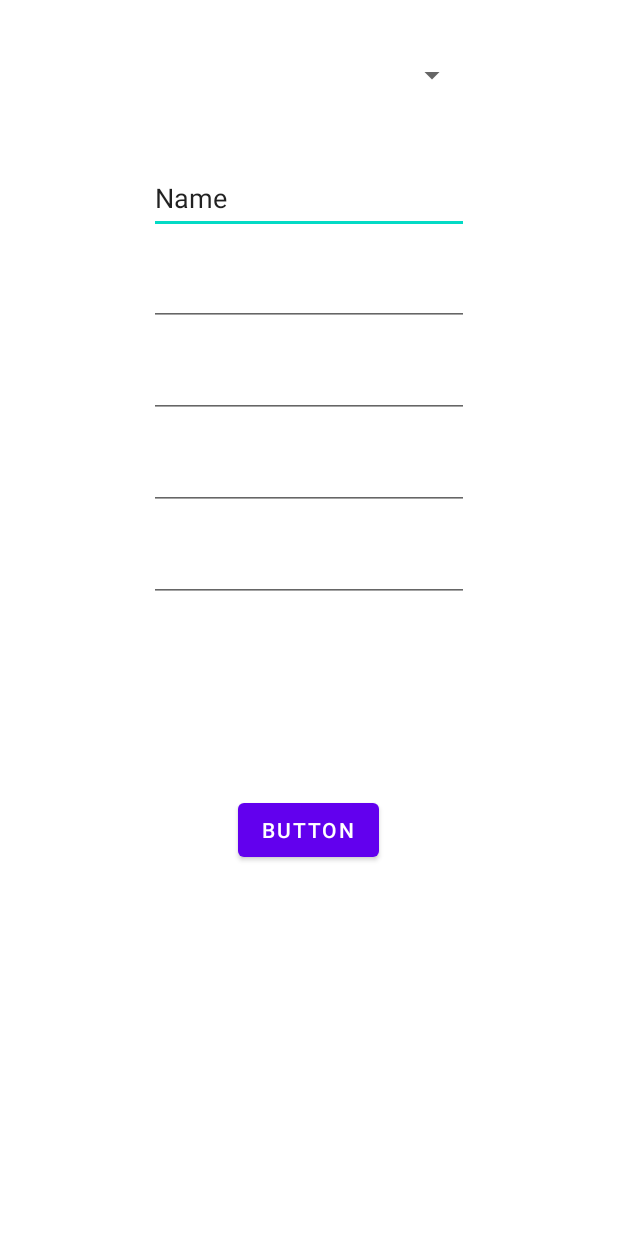
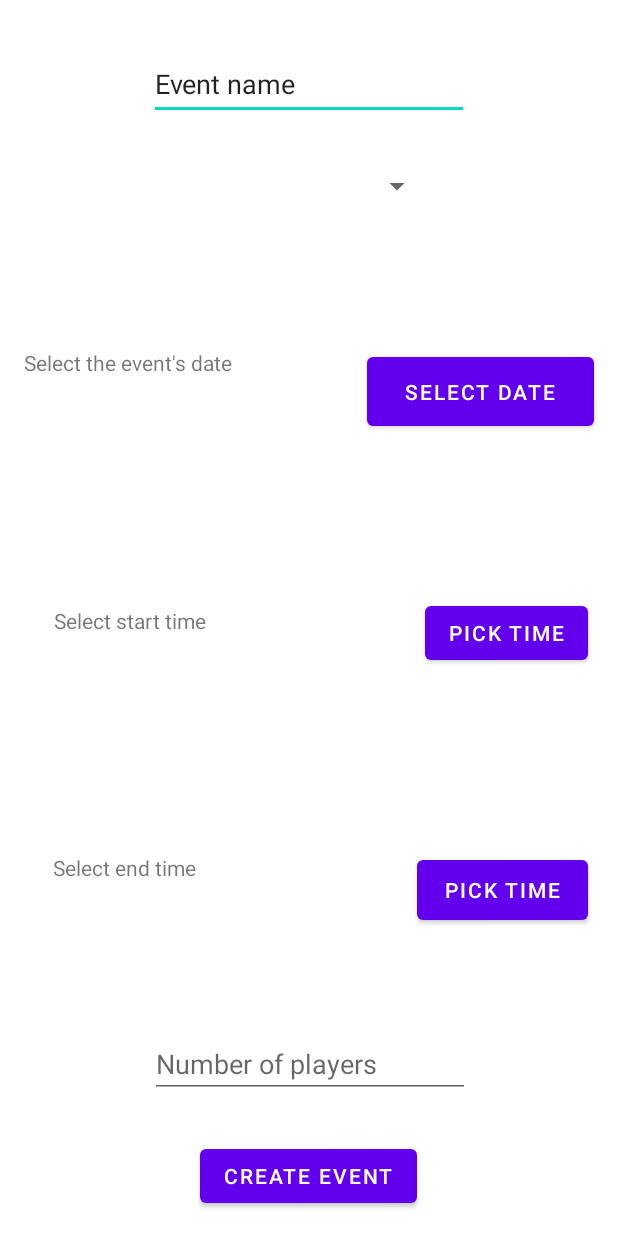
Before and after one commit to CodeMakesMeHowell/GameTime, an Android app: the layout activity_schedule_event.xml on its own in the app's theme, with its tools: preview values and no code run, on a phone screen of 412 x 824 dp. Run offline under Robolectric (Android 15) with nearby library versions, the phone set to English and light mode, and no system bars.

Commit message:
connect schedule event activity to database

```diff
--- a/app/src/main/java/com/example/gametime/firebase/FirebaseCustomerStrategy.java
+++ b/app/src/main/java/com/example/gametime/firebase/FirebaseCustomerStrategy.java
@@ -45,7 +45,8 @@ public class FirebaseCustomerStrategy extends FirebaseCustomerBehavior {
 
     @Override
     public void scheduleEvent(Venue venue, Event event) throws GTFirebaseException {
-        //TODO
+        DatabaseReference ref = db.getReference(FirebaseDBPaths.EVENTS.getPath());
+        ref.child(event.toUIDString()).setValue(event);
     }
 
     private void getEventByID(String id){
--- a/app/src/main/java/com/example/gametime/model/Event.java
+++ b/app/src/main/java/com/example/gametime/model/Event.java
@@ -22,14 +22,18 @@ public class Event implements Comparable<Event>{
         end_time = "";
         venue = "";
         num_players = -1;
+        activity = "";
     }
-    public Event(String name, String start_time, String end_time, String venue, int num_players){
+    public Event(String name, String start_time, String end_time, String venue, int num_players,
+                 String activity, ArrayList<User> users){
         this.name = name;
         this.start_time = start_time;
         this.end_time = end_time;
         this.venue = venue;
         this.num_players = num_players;
         this.users =new ArrayList<User>();
+        this.activity = activity;
+        this.users = users;
     }
 
     public int getNum_players(){
--- a/app/src/main/res/layout/activity_schedule_event.xml
+++ b/app/src/main/res/layout/activity_schedule_event.xml
@@ -6,15 +6,13 @@
     android:layout_height="match_parent">
 
     <Spinner
-        android:id="@+id/spinner"
-        android:layout_width="211dp"
-        android:layout_height="52dp"
-        android:layout_marginStart="16dp"
-        android:layout_marginTop="24dp"
-        android:layout_marginEnd="16dp"
+        android:id="@+id/activity_type_spinner"
+        android:layout_width="165dp"
+        android:layout_height="56dp"
+        android:layout_marginTop="16dp"
         app:layout_constraintEnd_toEndOf="parent"
         app:layout_constraintStart_toStartOf="parent"
-        app:layout_constraintTop_toTopOf="parent"
+        app:layout_constraintTop_toBottomOf="@+id/EventName"
         tools:ignore="SpeakableTextPresentCheck" />
 
     <EditText
@@ -23,66 +21,108 @@
         android:layout_height="wrap_content"
         android:layout_marginTop="32dp"
         android:ems="10"
+        android:hint="@string/event_name_placeholder"
         android:inputType="textPersonName"
         android:minHeight="48dp"
-        android:text="Name"
+        android:text="@string/event_name_placeholder"
         app:layout_constraintEnd_toEndOf="parent"
         app:layout_constraintStart_toStartOf="parent"
-        app:layout_constraintTop_toBottomOf="@+id/spinner" />
-
-    <EditText
-        android:id="@+id/date"
-        android:layout_width="wrap_content"
-        android:layout_height="wrap_content"
-        android:layout_marginTop="16dp"
-        android:ems="10"
-        android:inputType="date"
-        app:layout_constraintEnd_toEndOf="parent"
-        app:layout_constraintStart_toStartOf="parent"
-        app:layout_constraintTop_toBottomOf="@+id/EventName" />
-
-    <EditText
-        android:id="@+id/startTime"
-        android:layout_width="wrap_content"
-        android:layout_height="wrap_content"
-        android:layout_marginTop="16dp"
-        android:ems="10"
-        android:inputType="time"
-        app:layout_constraintEnd_toEndOf="parent"
-        app:layout_constraintStart_toStartOf="parent"
-        app:layout_constraintTop_toBottomOf="@+id/date" />
-
-    <EditText
-        android:id="@+id/numPlayers"
-        android:layout_width="wrap_content"
-        android:layout_height="wrap_content"
-        android:layout_marginTop="16dp"
-        android:ems="10"
-        android:inputType="number"
-        app:layout_constraintEnd_toEndOf="parent"
-        app:layout_constraintStart_toStartOf="parent"
-        app:layout_constraintTop_toBottomOf="@+id/endTime" />
+        app:layout_constraintTop_toTopOf="parent" />
 
     <Button
         android:id="@+id/done"
         android:layout_width="wrap_content"
         android:layout_height="wrap_content"
-        android:layout_marginTop="128dp"
-        android:text="Button"
+        android:layout_marginBottom="16dp"
+        android:onClick="scheduleEvent"
+        android:text="@string/create_event_button"
+        app:layout_constraintBottom_toBottomOf="parent"
         app:layout_constraintEnd_toEndOf="parent"
         app:layout_constraintHorizontal_bias="0.498"
+        app:layout_constraintStart_toStartOf="parent" />
+
+    <Button
+        android:id="@+id/select_date_button"
+        android:layout_width="151dp"
+        android:layout_height="58dp"
+        android:layout_marginTop="80dp"
+        android:layout_marginEnd="16dp"
+        android:onClick="displayDatePicker"
+        android:text="@string/pick_date"
+        app:layout_constraintEnd_toEndOf="parent"
+        app:layout_constraintTop_toBottomOf="@+id/activity_type_spinner" />
+
+    <TextView
+        android:id="@+id/selected_date"
+        android:layout_width="203dp"
+        android:layout_height="64dp"
+        android:layout_marginStart="16dp"
+        android:layout_marginTop="80dp"
+        android:layout_marginEnd="16dp"
+        android:text="@string/date_placeholder"
+        app:layout_constraintEnd_toStartOf="@+id/select_date_button"
+        app:layout_constraintHorizontal_bias="0.0"
         app:layout_constraintStart_toStartOf="parent"
-        app:layout_constraintTop_toBottomOf="@+id/numPlayers" />
+        app:layout_constraintTop_toBottomOf="@+id/activity_type_spinner" />
+
+    <Button
+        android:id="@+id/select_start_time_button"
+        android:layout_width="wrap_content"
+        android:layout_height="wrap_content"
+        android:layout_marginTop="108dp"
+        android:layout_marginEnd="20dp"
+        android:onClick="displayTimePicker"
+        android:text="@string/time_button"
+        app:layout_constraintEnd_toEndOf="parent"
+        app:layout_constraintTop_toBottomOf="@+id/select_date_button" />
+
+    <TextView
+        android:id="@+id/start_time"
+        android:layout_width="203dp"
+        android:layout_height="64dp"
+        android:layout_marginTop="108dp"
+        android:text="@string/start_time"
+        app:layout_constraintEnd_toStartOf="@+id/select_start_time_button"
+        app:layout_constraintHorizontal_bias="0.448"
+        app:layout_constraintStart_toStartOf="parent"
+        app:layout_constraintTop_toBottomOf="@+id/selected_date" />
+
+    <TextView
+        android:id="@+id/end_time"
+        android:layout_width="203dp"
+        android:layout_height="64dp"
+        android:text="@string/end_time"
+        app:layout_constraintBottom_toTopOf="@+id/num_players_input"
+        app:layout_constraintEnd_toStartOf="@+id/select_end_time_button"
+        app:layout_constraintHorizontal_bias="0.472"
+        app:layout_constraintStart_toStartOf="parent"
+        app:layout_constraintTop_toBottomOf="@+id/start_time"
+        app:layout_constraintVertical_bias="0.65" />
+
+    <Button
+        android:id="@+id/select_end_time_button"
+        android:layout_width="114dp"
+        android:layout_height="52dp"
+        android:layout_marginTop="40dp"
+        android:layout_marginEnd="20dp"
+        android:onClick="displayTimePicker"
+        android:text="@string/time_button"
+        app:layout_constraintBottom_toTopOf="@+id/num_players_input"
+        app:layout_constraintEnd_toEndOf="parent"
+        app:layout_constraintTop_toBottomOf="@+id/select_start_time_button"
+        app:layout_constraintVertical_bias="0.546" />
 
     <EditText
-        android:id="@+id/endTime"
+        android:id="@+id/num_players_input"
         android:layout_width="wrap_content"
         android:layout_height="wrap_content"
-        android:layout_marginTop="16dp"
+        android:layout_marginBottom="28dp"
         android:ems="10"
-        android:inputType="time"
+        android:hint="@string/number_of_players"
+        android:inputType="number"
+        app:layout_constraintBottom_toTopOf="@+id/done"
         app:layout_constraintEnd_toEndOf="parent"
-        app:layout_constraintStart_toStartOf="parent"
-        app:layout_constraintTop_toBottomOf="@+id/startTime" />
+        app:layout_constraintHorizontal_bias="0.502"
+        app:layout_constraintStart_toStartOf="parent" />
 
 </androidx.constraintlayout.widget.ConstraintLayout>
--- a/app/src/main/res/values/strings.xml
+++ b/app/src/main/res/values/strings.xml
@@ -12,7 +12,14 @@
     <string name="signInPrompt">Already have an account?</string>
     <string name="signUpPrompt">Don\'t have an account?</string>
     <string name="signUplbl">Sign Up</string>
-
+    <string name="pick_date">Select Date</string>
+    <string name="date_placeholder">Select the event\'s date</string>
+    <string name="event_name_placeholder">Event name</string>
+    <string name="create_event_button">Create Event</string>
+    <string name="time_button">Pick time</string>
+    <string name="number_of_players">Number of players</string>
+    <string name="end_time">Select end time</string>
+    <string name="start_time">Select start time</string>
     <string name="addVenueBtnTxt">Add Venue</string>
 
     <string-array name="UserTypes">
```
Also changed, not shown: app/src/main/java/com/example/gametime/DatePickerFragment.java (added, +54 -0 lines), app/src/main/java/com/example/gametime/ScheduleEventActivity.java (+47 -1 lines), app/src/main/java/com/example/gametime/TimeFragmentPicker.java (added, +50 -0 lines).
